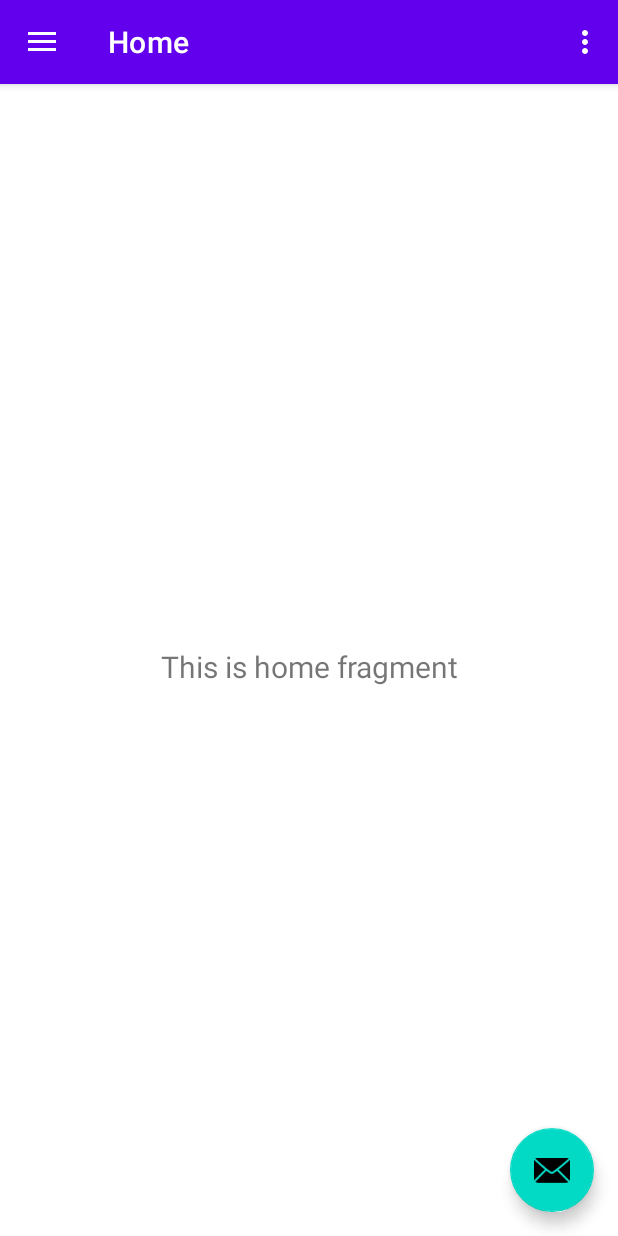
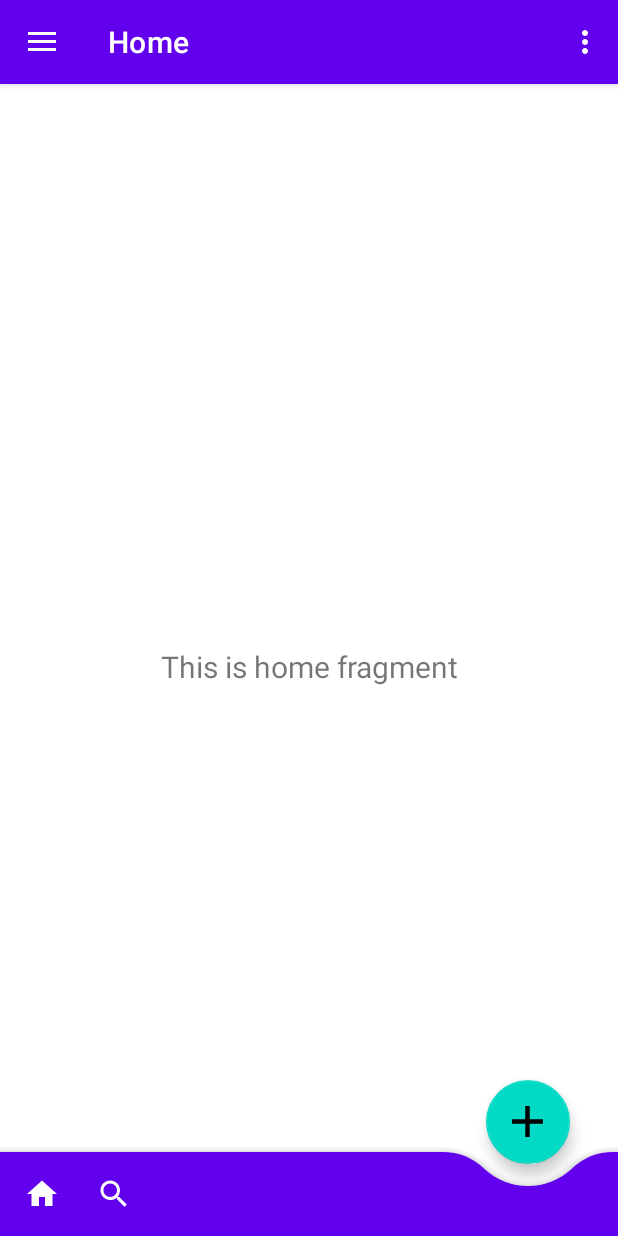
Before and after one commit to AsemAlhaidary/Market, an Android app: the screen it shows after launch (MainActivity), on a phone screen of 412 x 824 dp. Run offline under Robolectric (Android 15) with nearby library versions, the phone set to English and light mode, and no system bars; our stand-ins replace navigation-ui.

Commit message:
Create the bottom Navbar and add some icons

```diff
--- a/app/src/main/java/com/asem/market/MainActivity.java
+++ b/app/src/main/java/com/asem/market/MainActivity.java
@@ -29,13 +29,13 @@
         setContentView(binding.getRoot());
 
         setSupportActionBar(binding.appBarMain.toolbar);
-        binding.appBarMain.fab.setOnClickListener(new View.OnClickListener() {
-            @Override
-            public void onClick(View view) {
-                Snackbar.make(view, "Replace with your own action", Snackbar.LENGTH_LONG)
-                        .setAction("Action", null).show();
-            }
-        });
+//        binding.appBarMain.fab.setOnClickListener(new View.OnClickListener() {
+//            @Override
+//            public void onClick(View view) {
+//                Snackbar.make(view, "Replace with your own action", Snackbar.LENGTH_LONG)
+//                        .setAction("Action", null).show();
+//            }
+//        });
         DrawerLayout drawer = binding.drawerLayout;
         NavigationView navigationView = binding.navView;
         // Passing each menu ID as a set of Ids because each
--- /dev/null
+++ b/app/src/main/res/drawable/ic_add.xml
@@ -0,0 +1,10 @@
+<vector xmlns:android="http://schemas.android.com/apk/res/android"
+    android:width="24dp"
+    android:height="24dp"
+    android:viewportWidth="24"
+    android:viewportHeight="24"
+    android:tint="?attr/colorControlNormal">
+  <path
+      android:fillColor="@android:color/white"
+      android:pathData="M19,13h-6v6h-2v-6H5v-2h6V5h2v6h6v2z"/>
+</vector>
--- /dev/null
+++ b/app/src/main/res/drawable/ic_done.xml
@@ -0,0 +1,10 @@
+<vector xmlns:android="http://schemas.android.com/apk/res/android"
+    android:width="24dp"
+    android:height="24dp"
+    android:viewportWidth="24"
+    android:viewportHeight="24"
+    android:tint="?attr/colorControlNormal">
+  <path
+      android:fillColor="@android:color/white"
+      android:pathData="M9,16.2L4.8,12l-1.4,1.4L9,19 21,7l-1.4,-1.4L9,16.2z"/>
+</vector>
--- /dev/null
+++ b/app/src/main/res/drawable/ic_home.xml
@@ -0,0 +1,10 @@
+<vector xmlns:android="http://schemas.android.com/apk/res/android"
+    android:width="24dp"
+    android:height="24dp"
+    android:viewportWidth="24"
+    android:viewportHeight="24"
+    android:tint="?attr/colorOnPrimary">
+  <path
+      android:fillColor="@android:color/white"
+      android:pathData="M10,20v-6h4v6h5v-8h3L12,3 2,12h3v8z"/>
+</vector>
--- /dev/null
+++ b/app/src/main/res/drawable/ic_search.xml
@@ -0,0 +1,10 @@
+<vector xmlns:android="http://schemas.android.com/apk/res/android"
+    android:width="24dp"
+    android:height="24dp"
+    android:viewportWidth="24"
+    android:viewportHeight="24"
+    android:tint="?attr/colorOnPrimary">
+  <path
+      android:fillColor="@android:color/white"
+      android:pathData="M15.5,14h-0.79l-0.28,-0.27C15.41,12.59 16,11.11 16,9.5 16,5.91 13.09,3 9.5,3S3,5.91 3,9.5 5.91,16 9.5,16c1.61,0 3.09,-0.59 4.23,-1.57l0.27,0.28v0.79l5,4.99L20.49,19l-4.99,-5zM9.5,14C7.01,14 5,11.99 5,9.5S7.01,5 9.5,5 14,7.01 14,9.5 11.99,14 9.5,14z"/>
+</vector>
--- a/app/src/main/res/layout/app_bar_main.xml
+++ b/app/src/main/res/layout/app_bar_main.xml
@@ -22,13 +22,25 @@
 
     <include layout="@layout/content_main" />
 
+    <com.google.android.material.bottomappbar.BottomAppBar
+        android:id="@+id/bottom_app_bar"
+        android:layout_width="match_parent"
+        android:layout_height="wrap_content"
+        android:layout_gravity="bottom"
+        app:backgroundTint="?attr/colorPrimary"
+        app:fabAlignmentMode="end"
+        app:fabCradleMargin="15dp"
+        app:fabCradleVerticalOffset="20dp"
+        app:fabCradleRoundedCornerRadius="40dp"
+        app:hideOnScroll="true"
+        app:menu="@menu/bottom_app_bar_menu" />
+
     <com.google.android.material.floatingactionbutton.FloatingActionButton
-        android:id="@+id/fab"
         android:layout_width="wrap_content"
         android:layout_height="wrap_content"
-        android:layout_gravity="bottom|end"
-        android:layout_marginEnd="@dimen/fab_margin"
-        android:layout_marginBottom="16dp"
-        app:srcCompat="@android:drawable/ic_dialog_email" />
+        android:src="@drawable/ic_add"
+        app:layout_anchor="@id/bottom_app_bar"
+        app:maxImageSize="35dp"
+        app:tint="?attr/colorOnSecondary" />
 
 </androidx.coordinatorlayout.widget.CoordinatorLayout>
--- /dev/null
+++ b/app/src/main/res/menu/bottom_app_bar_menu.xml
@@ -0,0 +1,17 @@
+<?xml version="1.0" encoding="utf-8"?>
+<menu xmlns:android="http://schemas.android.com/apk/res/android"
+    xmlns:app="http://schemas.android.com/apk/res-auto">
+
+    <item
+        android:id="@+id/menu_home"
+        android:icon="@drawable/ic_home"
+        android:title="@string/home"
+        app:showAsAction="ifRoom" />
+
+    <item
+        android:id="@+id/menu_search"
+        android:icon="@drawable/ic_search"
+        android:title="@string/search"
+        app:showAsAction="ifRoom" />
+
+</menu>
--- a/app/src/main/res/values/strings.xml
+++ b/app/src/main/res/values/strings.xml
@@ -10,4 +10,6 @@
     <string name="menu_home">Home</string>
     <string name="menu_gallery">Gallery</string>
     <string name="menu_slideshow">Slideshow</string>
+    <string name="home">Home</string>
+    <string name="search">Search</string>
 </resources>
```
